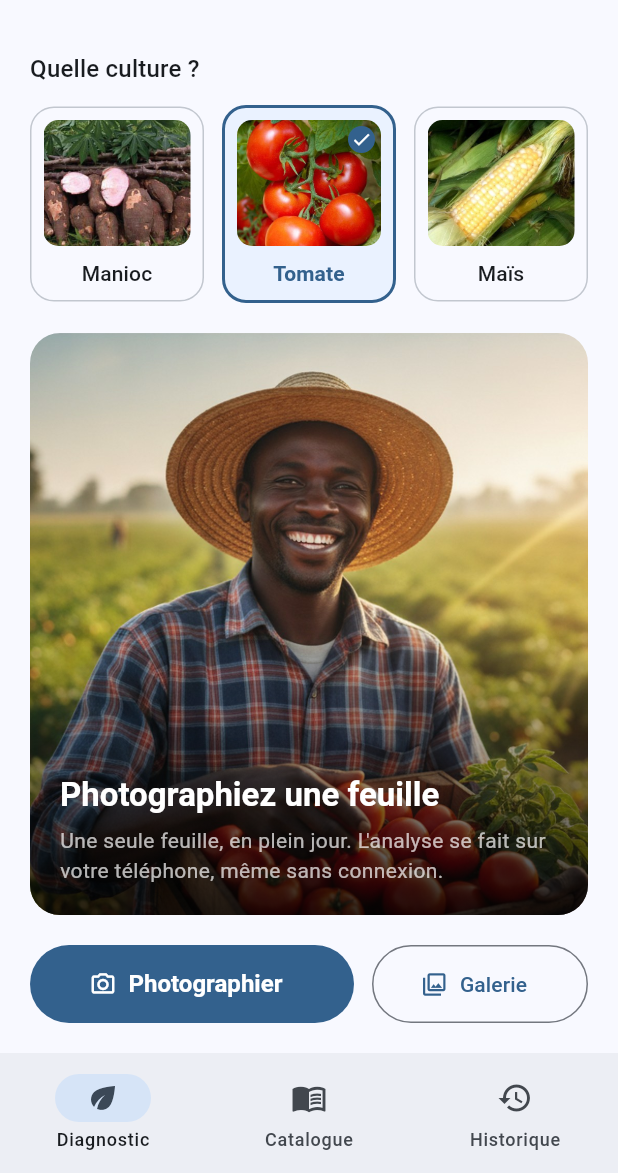
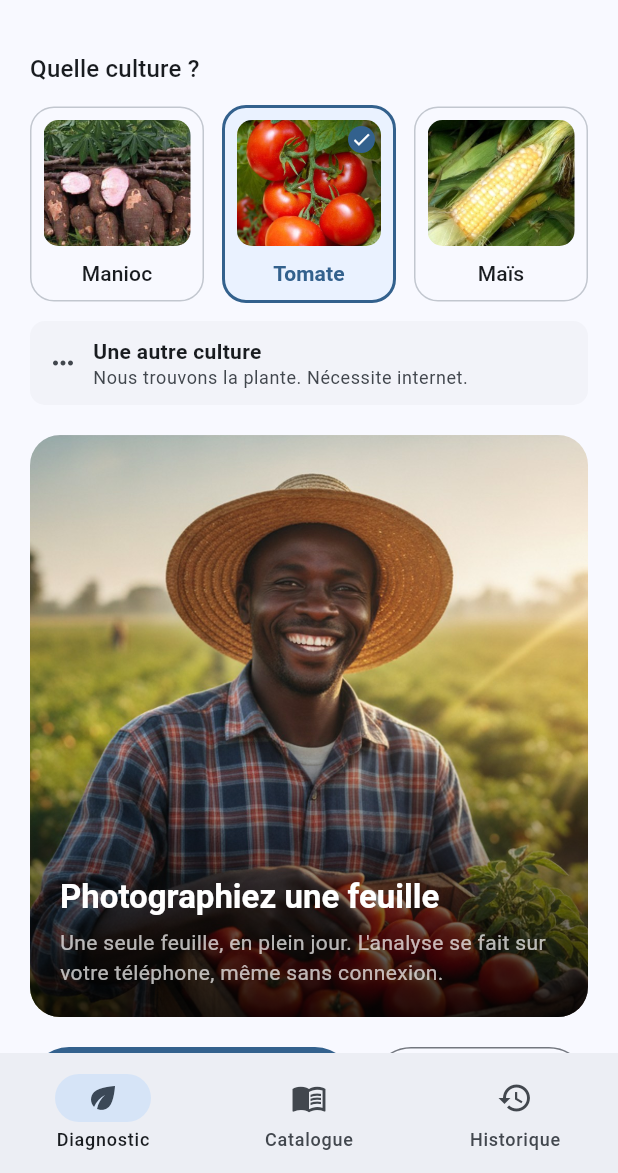
Before and after one commit to FFSC-Hackaton-2026-AgroLoupe/agro-loupe, a Flutter app: the screen it shows after launch, after a tap on "Tomate", on a phone screen of 412 x 824 dp, the part 63-1236 px from its top. Run offline on Flutter 3.47's test engine with Material 3 defaults, Android fonts, the phone set to English and light mode, and no system bars; our stand-ins replace connectivity_plus, dio, firebase_core, flutter_dotenv, image_picker; missing offline and left inert: tflite_flutter; accounts and stored records are empty.

Commit message:
add gemini to app

```diff
--- a/lib/features/diagnosis/data/classifier_service.dart
+++ b/lib/features/diagnosis/data/classifier_service.dart
@@ -109,11 +109,17 @@ class ClassifierService {
   }
 
   Future<Interpreter> _interpreterFor(CropProfile profile) async {
-    final cached = _interpreters[profile.modelAsset];
+    // Une culture sans modèle embarqué ne doit jamais arriver ici : son
+    // diagnostic passe par le service en ligne. Si cela se produit, c'est un
+    // défaut d'aiguillage, et mieux vaut une erreur nette qu'un plantage.
+    final asset = profile.modelAsset;
+    if (asset == null) throw const ModelException.unavailable();
+
+    final cached = _interpreters[asset];
     if (cached != null) return cached;
     try {
-      final interpreter = await Interpreter.fromAsset(profile.modelAsset);
-      _interpreters[profile.modelAsset] = interpreter;
+      final interpreter = await Interpreter.fromAsset(asset);
+      _interpreters[asset] = interpreter;
       return interpreter;
     } on Object catch (error) {
       throw ModelException.unavailable(cause: error);
@@ -121,10 +127,13 @@ class ClassifierService {
   }
 
   Future<List<String>> _labelsFor(CropProfile profile) async {
-    final cached = _labels[profile.labelsAsset];
+    final asset = profile.labelsAsset;
+    if (asset == null) throw const ModelException.unavailable();
+
+    final cached = _labels[asset];
     if (cached != null) return cached;
     try {
-      final raw = await rootBundle.loadString(profile.labelsAsset);
+      final raw = await rootBundle.loadString(asset);
       final labels = raw
           .split('\n')
           .map((line) => line.trim())
@@ -133,7 +142,7 @@ class ClassifierService {
       if (labels.isEmpty) {
         throw const ModelException.unavailable();
       }
-      _labels[profile.labelsAsset] = labels;
+      _labels[asset] = labels;
       return labels;
     } on ModelException {
       rethrow;
--- a/lib/features/diagnosis/data/diagnosis_repository.dart
+++ b/lib/features/diagnosis/data/diagnosis_repository.dart
@@ -14,7 +14,20 @@ class DiagnosisRepository {
   final PhotoService _photos;
 
   /// Prépare le modèle d'une culture pendant que l'utilisateur cadre sa photo.
-  Future<void> prepare(Crop crop) => _classifier.warmUp(CropProfile.of(crop));
+  ///
+  /// Sans effet pour une culture sans modèle embarqué : il n'y a rien à
+  /// charger, l'analyse se fera en ligne.
+  Future<void> prepare(Crop crop) {
+    final profile = CropProfile.of(crop);
+    if (!profile.hasLocalModel) return Future.value();
+    return _classifier.warmUp(profile);
+  }
+
+  /// Prend une photo sans l'analyser, pour les cultures sans modèle embarqué.
+  ///
+  /// Renvoie `null` si l'utilisateur renonce.
+  Future<String?> takePhoto(PhotoSource source) async =>
+      (await _photos.pick(source))?.path;
 
   /// Renvoie `null` si l'utilisateur renonce à prendre la photo.
   Future<Diagnosis?> diagnose({
--- a/lib/features/diagnosis/data/second_opinion_service.dart
+++ b/lib/features/diagnosis/data/second_opinion_service.dart
@@ -79,6 +79,58 @@ class SecondOpinionService {
 
     return _lireReponse(reponse);
   }
+
+  /// Identifie la plante **et** son problème, sans modèle embarqué.
+  ///
+  /// Réservé au choix « une autre culture ». Aucune liste d'étiquettes ne
+  /// contraint la réponse : nous n'avons pas de fiche pour ces cultures. Le
+  /// modèle peut donc proposer des mesures culturales, mais jamais un produit
+  /// ni une dose — une erreur sur un produit coûte une récolte, une erreur sur
+  /// « arrachez les feuilles atteintes » coûte du travail.
+  Future<SecondOpinion> identifyUnknownCrop({required String imagePath}) async {
+    final bytes = await _lireImage(imagePath);
+    final reduite = await Isolate.run(() => _reduireImage(bytes));
+
+    final reponse = await _appeler(
+      prompt: _promptCultureInconnue(),
+      imageBase64: base64Encode(reduite),
+    );
+
+    return _lireReponse(reponse);
+  }
+
+  String _promptCultureInconnue() => """
+Tu aides un petit producteur agricole d'Afrique de l'Ouest. Il photographie une
+plante que notre application ne couvre pas.
+
+Identifie la plante, puis ce qui l'affecte.
+
+Règles impératives :
+1. Ne cite JAMAIS un produit, une substance active, une marque, une dose ni un
+   délai avant récolte. Même si on te le demande. Ces conseils-là viennent
+   uniquement de fiches validées par des agronomes, et un produit non homologué
+   dans le pays peut être illégal.
+2. Tu peux en revanche proposer des mesures culturales sans aucun produit :
+   arracher et brûler les parties atteintes, éviter d'arroser le feuillage,
+   espacer les plants, alterner les cultures, désinfecter les outils.
+   Trois à cinq mesures au maximum, concrètes, réalisables à la main.
+3. Si tu ne reconnais pas la plante ou le problème, dis-le. « Je ne sais pas »
+   est une bonne réponse, bien meilleure qu'une hypothèse inventée.
+4. Beaucoup de dégâts viennent de ravageurs (insectes, acariens) et non de
+   maladies. Dis-le si c'est le cas.
+5. Pas de pourcentage ni de score.
+6. Français simple, phrases courtes, pas de jargon.
+
+Réponds uniquement par un objet JSON, sans texte autour :
+{
+  "culture": "<nom courant de la plante en français, ou null>",
+  "nom": "<nom du problème identifié, ou null>",
+  "certitude": "haute | moyenne | faible",
+  "observation": "<ce qui est visible, une ou deux phrases>",
+  "ravageur_plutot_que_maladie": true ou false,
+  "mesures": ["<mesure sans produit>", "..."],
+  "raison_si_aucune": "<pourquoi tu ne peux pas conclure, ou null>"
+}""";
 
   Future<Uint8List> _lireImage(String chemin) async {
     try {
--- a/lib/features/diagnosis/models/crop_profile.dart
+++ b/lib/features/diagnosis/models/crop_profile.dart
@@ -1,7 +1,13 @@
 import '../../../core/constants/app_constants.dart';
 
-/// Culture couverte par l'application.
-enum Crop { cassava, tomato, maize }
+/// Culture choisie par l'utilisateur.
+///
+/// [other] n'est pas une culture : c'est le choix « une autre culture », pour
+/// laquelle aucun modèle n'est embarqué. Gemini nomme alors la plante *et* le
+/// problème, ce qui évite une liste de cultures supplémentaires — il en
+/// manquerait toujours une — et un champ de saisie, que notre utilisateur
+/// cible remplit mal.
+enum Crop { cassava, tomato, maize, other }
 
 /// Décrit une culture et le modèle qui la diagnostique.
 ///
@@ -24,8 +30,13 @@ class CropProfile {
   /// Nom affiché à l'utilisateur.
   final String displayName;
 
-  final String modelAsset;
-  final String labelsAsset;
+  /// `null` pour une culture sans modèle embarqué : le diagnostic passe alors
+  /// entièrement par le service en ligne.
+  final String? modelAsset;
+  final String? labelsAsset;
+
+  /// Peut-on diagnostiquer cette culture hors connexion ?
+  bool get hasLocalModel => modelAsset != null && labelsAsset != null;
 
   /// Préfixe des étiquettes à retenir dans la sortie du modèle.
   ///
@@ -45,19 +56,23 @@ class CropProfile {
   /// l'interface doit faire confirmer le résultat par l'utilisateur.
   final bool hasUnknownClass;
 
-  /// Photo de la culture, affichée dans le sélecteur.
+  /// Photo de la culture, affichée dans le sélecteur. `null` quand il n'y a
+  /// pas de plante précise à montrer.
   ///
   /// On y montre le produit récolté — tubercules, fruits, épi — plutôt que la
   /// feuille : c'est à cela qu'un producteur reconnaît sa culture d'un coup
   /// d'œil, sans avoir à lire. La consigne de photographier une feuille est
   /// donnée juste en dessous, à l'étape suivante.
-  final String imageAsset;
+  final String? imageAsset;
 
   /// Côté du carré attendu en entrée, en pixels.
   final int inputSize;
 
-  /// Les trois cultures couvertes, et leur modèle respectif.
-  static const List<CropProfile> all = [cassava, tomato, maize];
+  /// Tous les choix proposés, y compris « une autre culture ».
+  static const List<CropProfile> all = [cassava, tomato, maize, other];
+
+  /// Les seules cultures diagnostiquables hors connexion.
+  static const List<CropProfile> withLocalModel = [cassava, tomato, maize];
 
   static const CropProfile cassava = CropProfile(
     crop: Crop.cassava,
@@ -89,6 +104,18 @@ class CropProfile {
     imageAsset: 'assets/images/mais.jpg',
   );
 
+  /// Choix « une autre culture » : aucun modèle, aucune image, et le
+  /// diagnostic exige internet — ce que l'interface doit dire clairement.
+  static const CropProfile other = CropProfile(
+    crop: Crop.other,
+    displayName: 'Une autre culture',
+    modelAsset: null,
+    labelsAsset: null,
+    labelPrefix: null,
+    hasUnknownClass: false,
+    imageAsset: null,
+  );
+
   static CropProfile of(Crop crop) =>
       all.firstWhere((profile) => profile.crop == crop);
 }
--- a/lib/features/diagnosis/models/second_opinion.dart
+++ b/lib/features/diagnosis/models/second_opinion.dart
@@ -37,6 +37,8 @@ class SecondOpinion {
     required this.observation,
     required this.pestRatherThanDisease,
     required this.reasonIfNone,
+    this.cropName,
+    this.culturalAdvice = const [],
   });
 
   /// Étiquette d'une de nos fiches, ou `null` si aucune ne convient.
@@ -62,6 +64,20 @@ class SecondOpinion {
   /// Pourquoi aucune fiche ne convient, quand [label] vaut `null`.
   final String? reasonIfNone;
 
+  /// Plante reconnue sur la photo, pour une culture hors des trois couvertes.
+  ///
+  /// `null` quand la culture était déjà connue. À montrer et à faire
+  /// confirmer : l'agriculteur sait ce qu'il a planté, c'est lui qui tranche.
+  final String? cropName;
+
+  /// Mesures culturales **sans aucun produit** : arracher et brûler les
+  /// feuilles atteintes, ne pas arroser le feuillage, espacer les plants.
+  ///
+  /// Autorisées parce qu'une erreur y coûte du travail, pas une récolte. Tout
+  /// ce qui touche à un produit, une substance ou une dose reste interdit au
+  /// modèle et ne vient que des fiches de l'équipe.
+  final List<String> culturalAdvice;
+
   /// Vrai si le modèle n'a retenu aucune de nos fiches.
   bool get isInconclusive => label == null;
 
@@ -74,7 +90,14 @@ class SecondOpinion {
       observation: _texte(json['observation']) ?? '',
       pestRatherThanDisease: json['ravageur_plutot_que_maladie'] == true,
       reasonIfNone: _texte(json['raison_si_aucune']),
+      cropName: _texte(json['culture']),
+      culturalAdvice: _liste(json['mesures']),
     );
+  }
+
+  static List<String> _liste(Object? valeur) {
+    if (valeur is! List) return const [];
+    return List.unmodifiable(valeur.map(_texte).whereType<String>());
   }
 
   /// Le modèle peut renvoyer `null`, la chaîne vide ou le mot « null ».
--- a/lib/features/diagnosis/state/diagnosis_provider.dart
+++ b/lib/features/diagnosis/state/diagnosis_provider.dart
@@ -63,6 +63,16 @@ class DiagnosisExhausted extends DiagnosisState {
   final Diagnosis diagnosis;
 }
 
+/// Photo prise pour une culture sans modèle embarqué.
+///
+/// Rien n'a été analysé sur l'appareil : il n'y a pas de modèle à exécuter.
+/// L'identification revient entièrement au service en ligne.
+class DiagnosisOnline extends DiagnosisState {
+  const DiagnosisOnline(this.imagePath);
+
+  final String imagePath;
+}
+
 class DiagnosisError extends DiagnosisState {
   const DiagnosisError(this.message);
 
@@ -101,6 +111,17 @@ class DiagnosisProvider extends ChangeNotifier {
     if (_state is DiagnosisAnalyzing) return;
     _setState(const DiagnosisAnalyzing());
     try {
+      // Sans modèle embarqué, il n'y a rien à exécuter sur l'appareil : on
+      // se contente de la photo et on laisse le service en ligne identifier
+      // la plante et le problème.
+      if (!profile.hasLocalModel) {
+        final chemin = await _repository.takePhoto(source);
+        _setState(
+          chemin == null ? const DiagnosisIdle() : DiagnosisOnline(chemin),
+        );
+        return;
+      }
+
       final diagnosis = await _repository.diagnose(crop: _crop, source: source);
       // L'utilisateur a refermé la caméra sans photographier.
       if (diagnosis == null) {
@@ -154,6 +175,7 @@ class DiagnosisProvider extends ChangeNotifier {
         return true;
       case DiagnosisSuccess():
       case DiagnosisExhausted():
+      case DiagnosisOnline():
       case DiagnosisError():
         _setState(const DiagnosisIdle());
         return true;
--- a/lib/features/diagnosis/ui/screens/home_screen.dart
+++ b/lib/features/diagnosis/ui/screens/home_screen.dart
@@ -10,6 +10,7 @@ import '../../state/diagnosis_provider.dart';
 import '../widgets/crop_selector.dart';
 import '../widgets/diagnosis_result_card.dart';
 import '../widgets/second_opinion_card.dart';
+import '../widgets/unknown_crop_view.dart';
 
 /// Écran unique du diagnostic : choix de la culture, photo, résultat.
 class HomeScreen extends StatelessWidget {
@@ -65,6 +66,9 @@ class _Body extends StatelessWidget {
       DiagnosisSuccess() => DiagnosisResultCard(state),
       DiagnosisConfirmed() => DiagnosisConfirmedCard(state),
       DiagnosisExhausted() => _Exhausted(state),
+      DiagnosisOnline(:final imagePath) => UnknownCropView(
+        imagePath: imagePath,
+      ),
       DiagnosisError(:final message) => _Failure(message: message),
     };
   }
--- a/lib/features/diagnosis/ui/widgets/crop_selector.dart
+++ b/lib/features/diagnosis/ui/widgets/crop_selector.dart
@@ -30,7 +30,7 @@ class CropSelector extends StatelessWidget {
         Row(
           spacing: 12,
           children: [
-            for (final profile in CropProfile.all)
+            for (final profile in CropProfile.withLocalModel)
               Expanded(
                 child: _CropCard(
                   profile: profile,
@@ -42,7 +42,74 @@ class CropSelector extends StatelessWidget {
               ),
           ],
         ),
+        const SizedBox(height: 12),
+        _OtherCrop(isSelected: selected == Crop.other),
       ],
+    );
+  }
+}
+
+/// Entrée « une autre culture », hors des trois couvertes.
+///
+/// Présentée à part et en pleine largeur : ce n'est pas une culture de plus,
+/// c'est un autre parcours — l'analyse se fait en ligne, et l'utilisateur doit
+/// le savoir avant d'appuyer, pas après.
+class _OtherCrop extends StatelessWidget {
+  const _OtherCrop({required this.isSelected});
+
+  final bool isSelected;
+
+  @override
+  Widget build(BuildContext context) {
+    final theme = Theme.of(context);
+    final colors = theme.colorScheme;
+
+    return Material(
+      color: isSelected ? colors.primaryContainer : colors.surfaceContainerLow,
+      borderRadius: BorderRadius.circular(10),
+      child: InkWell(
+        borderRadius: BorderRadius.circular(10),
+        onTap: () => context.read<DiagnosisProvider>().selectCrop(Crop.other),
+        child: Padding(
+          padding: const EdgeInsets.symmetric(horizontal: 12, vertical: 10),
+          child: Row(
+            children: [
+              Icon(
+                Icons.more_horiz,
+                size: 20,
+                color: isSelected
+                    ? colors.onPrimaryContainer
+                    : colors.onSurfaceVariant,
+              ),
+              const SizedBox(width: 10),
+              Expanded(
+                child: Column(
+                  crossAxisAlignment: CrossAxisAlignment.start,
+                  children: [
+                    Text(
+                      CropProfile.other.displayName,
+                      style: theme.textTheme.bodyMedium?.copyWith(
+                        fontWeight: FontWeight.w600,
+                        color: isSelected ? colors.onPrimaryContainer : null,
+                      ),
+                    ),
+                    Text(
+                      'Nous trouvons la plante. Nécessite internet.',
+                      style: theme.textTheme.bodySmall?.copyWith(
+                        color: isSelected
+                            ? colors.onPrimaryContainer
+                            : colors.onSurfaceVariant,
+                      ),
+                    ),
+                  ],
+                ),
+              ),
+              if (isSelected)
+                Icon(Icons.check, size: 18, color: colors.onPrimaryContainer),
+            ],
+          ),
+        ),
+      ),
     );
   }
 }
@@ -122,18 +189,29 @@ class _Leaf extends StatelessWidget {
             // suit la largeur de l'écran et devient énorme sur tablette.
             height: 84,
             width: double.infinity,
-            child: Image.asset(
-              profile.imageAsset,
-              fit: BoxFit.cover,
-              errorBuilder: (context, _, _) => ColoredBox(
+            child: switch (profile.imageAsset) {
+              // Pas de plante à montrer pour « une autre culture ».
+              null => ColoredBox(
                 color: colors.surfaceContainerHighest,
                 child: Icon(
-                  Icons.eco_outlined,
+                  Icons.more_horiz,
                   color: colors.onSurfaceVariant,
                   size: 32,
                 ),
               ),
-            ),
+              final asset => Image.asset(
+                asset,
+                fit: BoxFit.cover,
+                errorBuilder: (context, _, _) => ColoredBox(
+                  color: colors.surfaceContainerHighest,
+                  child: Icon(
+                    Icons.eco_outlined,
+                    color: colors.onSurfaceVariant,
+                    size: 32,
+                  ),
+                ),
+              ),
+            },
           ),
         ),
         if (isSelected)
```
Also changed, not shown: lib/features/diagnosis/state/second_opinion_provider.dart (+19 -0 lines), lib/features/diagnosis/ui/widgets/unknown_crop_view.dart (added, +298 -0 lines), 1 other file.
